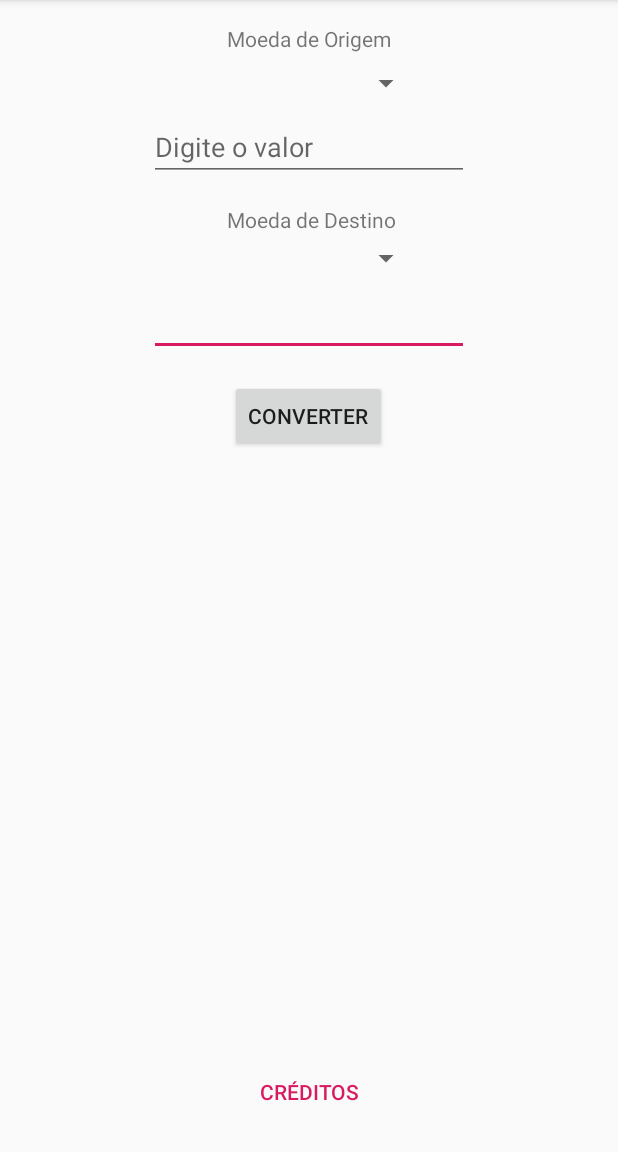
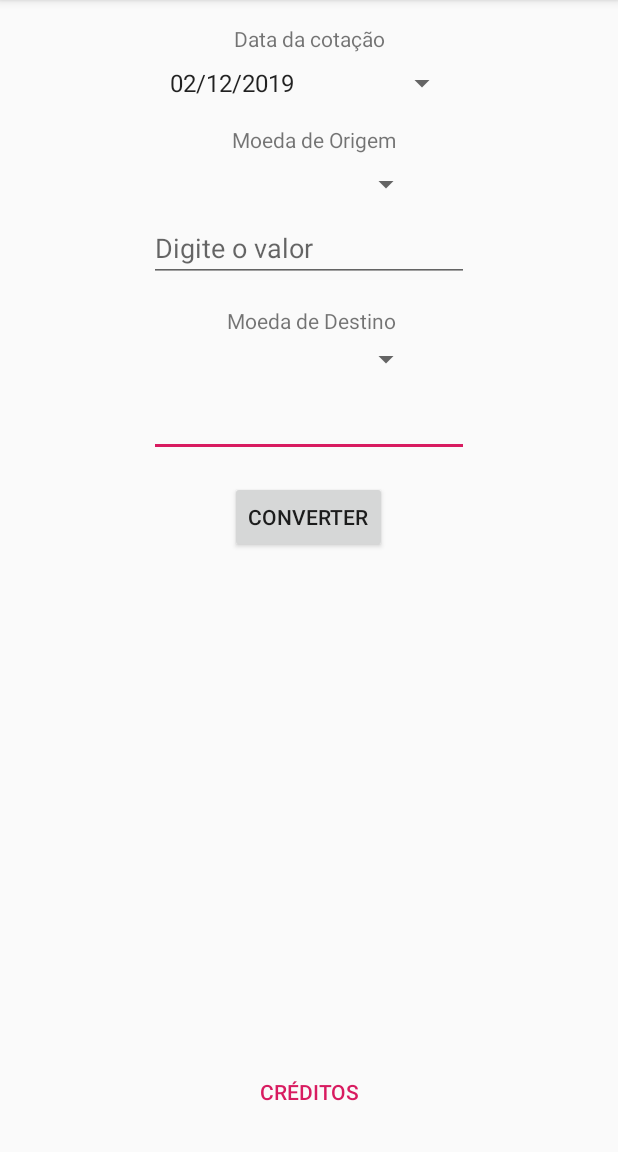
Before and after one commit to Landlucas/Conversor, an Android app: the screen it shows after launch (MainActivity), on a phone screen of 412 x 824 dp, the part 84-1236 px from its top. Run offline under Robolectric (Android 15) with nearby library versions, the phone set to English and light mode, and no system bars; 5 statements that could not run were skipped.

Commit message:
Seleção de conversão com data dos últimos 30 dias

```diff
--- a/app/src/main/java/com/example/conversor/ExchangeRater.java
+++ b/app/src/main/java/com/example/conversor/ExchangeRater.java
@@ -3,11 +3,14 @@ package com.example.conversor;
 import android.annotation.SuppressLint;
 import android.content.Context;
 import android.os.AsyncTask;
+import android.util.Log;
 
 import org.json.JSONException;
 import org.json.JSONObject;
 
+import java.text.SimpleDateFormat;
 import java.util.ArrayList;
+import java.util.Calendar;
 import java.util.Collections;
 import java.util.Date;
 import java.util.HashMap;
@@ -26,32 +29,65 @@ public class ExchangeRater {
 
     public ExchangeRater(Context context) {
         db = DatabaseHelper.getInstance(context);
-        this.labels = new ArrayList<String>();
+        this.labels = new ArrayList<>();
         this.ratesDate = new Date(System.currentTimeMillis());
-        this.rates = db.getRatesMapbyDate(this.ratesDate);
-        if ( ! this.rates.isEmpty() ) {
-            Iterator it = this.rates.entrySet().iterator();
-            while (it.hasNext()) {
-                Map.Entry pair = (Map.Entry)it.next();
-                this.labels.add(pair.getKey().toString());
+        this.rates = new HashMap<>();
+    }
+
+    public int loadMonthlyRates() {
+        boolean fetchedJSON = false;
+        Calendar startCalendar = Calendar.getInstance();
+        startCalendar.setTime(new Date());
+        startCalendar.add(Calendar.DAY_OF_YEAR, -30);
+        Calendar endCalendar = Calendar.getInstance();
+        endCalendar.setTime(new Date());
+        endCalendar.get(Calendar.DAY_OF_YEAR);
+        while (startCalendar.before(endCalendar) || startCalendar.equals(endCalendar)) {
+            Date date = startCalendar.getTime();
+            if(db.getRatesMapbyDate(date).isEmpty()) {
+                try {
+                    this.fetchRatesByDate(date);
+                    fetchedJSON = true;
+                } catch (JSONException | ExecutionException | InterruptedException e) {
+                    return 0;
+                }
             }
-            Collections.sort(this.labels, String.CASE_INSENSITIVE_ORDER);
+            startCalendar.add(Calendar.DATE, 1);
+        }
+        if (fetchedJSON) {
+            return 2;
+        } else {
+            return 1;
         }
     }
 
+    public void changeRatesByDate(Date date) {
+        Log.v("changeRatesByDate()", "alterando para cotações de " + new SimpleDateFormat("dd/MM/yyyy").format(date));
+        this.ratesDate = date;
+        this.rates = db.getRatesMapbyDate(date);
+        this.labels.clear();
+        Iterator it = this.rates.entrySet().iterator();
+        while (it.hasNext()) {
+            Map.Entry pair = (Map.Entry)it.next();
+            this.labels.add(pair.getKey().toString());
+        }
+        Collections.sort(this.labels, String.CASE_INSENSITIVE_ORDER);
+    }
+
     @SuppressLint("StaticFieldLeak")
-    public void fetchNewRates() throws JSONException, ExecutionException, InterruptedException {
-        String out = new JsonDownloader().execute("https://api.exchangeratesapi.io/latest?base=BRL").get();
+    public void fetchRatesByDate(Date date) throws JSONException, ExecutionException, InterruptedException {
+        String out = new JsonDownloader().execute("https://api.exchangeratesapi.io/" + new SimpleDateFormat("yyyy-MM-dd").format(date) + "?base=BRL").get();
         exchangeRatesJSON = new JSONObject(out);
         JSONObject jsonRates = exchangeRatesJSON.getJSONObject("rates");
-        this.rates = new HashMap<String,Double>();
+        this.rates = new HashMap<>();
+        this.labels.clear();
         Iterator<String> iter = jsonRates.keys();
         while (iter.hasNext()) {
             String key = iter.next();
             this.labels.add(key);
             this.rates.put(key,Double.parseDouble(jsonRates.getString(key)));
         }
-        this.ratesDate = new Date(System.currentTimeMillis());
+        this.ratesDate = date;
         db.addRates(this);
     }
 
--- a/app/src/main/java/com/example/conversor/MainActivity.java
+++ b/app/src/main/java/com/example/conversor/MainActivity.java
@@ -4,47 +4,89 @@ import androidx.appcompat.app.AppCompatActivity;
 
 import android.content.Intent;
 import android.os.Bundle;
+import android.util.Log;
 import android.view.Gravity;
 import android.view.View;
+import android.widget.AdapterView;
 import android.widget.ArrayAdapter;
 import android.widget.Button;
 import android.widget.EditText;
 import android.widget.Spinner;
 import android.widget.Toast;
 
+import java.text.ParseException;
+import java.text.SimpleDateFormat;
+import java.util.ArrayList;
+import java.util.Calendar;
+import java.util.Date;
+import java.util.GregorianCalendar;
+
 public class MainActivity extends AppCompatActivity {
 
     ExchangeRater exchangeRater;
+    Spinner dateSelector;
     Spinner fromCurrency;
     EditText fromValue;
     Spinner toCurrency;
     EditText toValue;
     Button convert;
+    Toast toast;
+    ArrayList<String> datesInRange;
 
     @Override
     protected void onCreate(Bundle savedInstanceState) {
         super.onCreate(savedInstanceState);
         setContentView(R.layout.activity_main);
 
+        exchangeRater = new ExchangeRater(getBaseContext());
+        datesInRange = new ArrayList<>();
+
+        dateSelector = findViewById(R.id.dateSelector);
         fromCurrency = findViewById(R.id.fromCurrency);
         fromValue = findViewById(R.id.fromValue);
         toCurrency = findViewById(R.id.toCurrency);
         toValue = findViewById(R.id.toValue);
         convert = findViewById(R.id.convert);
 
-        exchangeRater = new ExchangeRater(getBaseContext());
-        if ( exchangeRater.getRates().isEmpty() ) {
-            Toast toast;
-            try {
-                exchangeRater.fetchNewRates();
-                toast = Toast.makeText(getBaseContext(), "Cotações atualizadas!", Toast.LENGTH_LONG);
-            } catch (Exception e) {
-                toast = Toast.makeText(getBaseContext(), "Não foi possível atualizar as cotações!", Toast.LENGTH_LONG);
-                e.printStackTrace();
+        switch (exchangeRater.loadMonthlyRates()) {
+            case 0:
+                toast = Toast.makeText(getBaseContext(), "Não foi possível carregar novas cotações!", Toast.LENGTH_LONG);
+                toast.setGravity(Gravity.CENTER, 0, 0);
+                toast.show();
+                break;
+            case 1:
+                exchangeRater.changeRatesByDate(new Date());
+                populateDateSelector();
+                break;
+            case 2:
+                exchangeRater.changeRatesByDate(new Date());
+                populateDateSelector();
+                toast = Toast.makeText(getBaseContext(), "Cotações atualizadas online!", Toast.LENGTH_LONG);
+                toast.setGravity(Gravity.CENTER, 0, 0);
+                toast.show();
+                break;
+        }
+
+        ArrayAdapter<String> dateSelectorAdapter = new ArrayAdapter<String>(this, android.R.layout.simple_spinner_item, datesInRange);
+        dateSelectorAdapter.setDropDownViewResource(android.R.layout.simple_spinner_dropdown_item);
+        dateSelector.setAdapter(dateSelectorAdapter);
+        dateSelector.setOnItemSelectedListener(new AdapterView.OnItemSelectedListener() {
+            @Override
+            public void onItemSelected(AdapterView<?> adapterView, View view, int i, long l) {
+                try {
+                    Date date = new SimpleDateFormat("dd/MM/yyyy").parse(dateSelector.getSelectedItem().toString());
+                    exchangeRater.changeRatesByDate(date);
+                    if (!toValue.getText().toString().isEmpty()) {
+                        showConversionResult();
+                    }
+                } catch (ParseException e) {
+                }
             }
-            toast.setGravity(Gravity.CENTER, 0, 0);
-            toast.show();
-        }
+            @Override
+            public void onNothingSelected(AdapterView<?> adapterView) {
+                Log.d("ITEM", "NOT");
+            }
+        });
 
         ArrayAdapter<String> fromCurrencyAdapter = new ArrayAdapter<String>(this, android.R.layout.simple_spinner_item, exchangeRater.getLabels());
         fromCurrencyAdapter.setDropDownViewResource(android.R.layout.simple_spinner_dropdown_item);
@@ -57,8 +99,12 @@ public class MainActivity extends AppCompatActivity {
     }
 
     public void btnConvertClick(View v) {
-        Double fromNumber = (Double.parseDouble((fromValue.getText().toString())));
-        if (fromNumber > 0) {
+        showConversionResult();
+    }
+
+    private void showConversionResult() {
+        if (!fromValue.getText().toString().isEmpty()) {
+            Double fromNumber = (Double.parseDouble((fromValue.getText().toString())));
             toValue.setText(exchangeRater.convertCurrency(fromCurrency.getSelectedItem().toString(), fromNumber, toCurrency.getSelectedItem().toString()).toString());
         }
     }
@@ -68,5 +114,17 @@ public class MainActivity extends AppCompatActivity {
         startActivity(intent);
     }
 
+    private void populateDateSelector() {
+        datesInRange = new ArrayList<>();
+        Calendar calendar = new GregorianCalendar();
+        calendar.setTime(new Date());
+        calendar.add(Calendar.DAY_OF_YEAR, -30);
+        Calendar endCalendar = new GregorianCalendar();
+        endCalendar.setTime(new Date());
+        while (calendar.before(endCalendar) || calendar.equals(endCalendar)) {
+            datesInRange.add(new SimpleDateFormat("dd/MM/yyyy").format(endCalendar.getTime()));
+            endCalendar.add(Calendar.DATE, -1);
+        }
+    }
 
 }
--- a/app/src/main/res/layout/activity_main.xml
+++ b/app/src/main/res/layout/activity_main.xml
@@ -52,8 +52,9 @@
         android:layout_marginEnd="16dp"
         android:text="Moeda de Origem"
         app:layout_constraintEnd_toEndOf="parent"
+        app:layout_constraintHorizontal_bias="0.513"
         app:layout_constraintStart_toStartOf="parent"
-        app:layout_constraintTop_toTopOf="parent" />
+        app:layout_constraintTop_toBottomOf="@+id/dateSelector" />
 
     <TextView
         android:id="@+id/toCurrencyLabel"
@@ -108,4 +109,28 @@
         app:layout_constraintBottom_toBottomOf="parent"
         app:layout_constraintEnd_toEndOf="parent"
         app:layout_constraintStart_toStartOf="parent" />
+
+    <Spinner
+        android:id="@+id/dateSelector"
+        android:layout_width="200dp"
+        android:layout_height="wrap_content"
+        android:layout_marginStart="8dp"
+        android:layout_marginTop="8dp"
+        android:layout_marginEnd="8dp"
+        app:layout_constraintEnd_toEndOf="parent"
+        app:layout_constraintHorizontal_bias="0.497"
+        app:layout_constraintStart_toStartOf="parent"
+        app:layout_constraintTop_toBottomOf="@+id/dateLabel" />
+
+    <TextView
+        android:id="@+id/dateLabel"
+        android:layout_width="wrap_content"
+        android:layout_height="wrap_content"
+        android:layout_marginStart="16dp"
+        android:layout_marginTop="16dp"
+        android:layout_marginEnd="16dp"
+        android:text="Data da cotação"
+        app:layout_constraintEnd_toEndOf="parent"
+        app:layout_constraintStart_toStartOf="parent"
+        app:layout_constraintTop_toTopOf="parent" />
 </androidx.constraintlayout.widget.ConstraintLayout>
```
